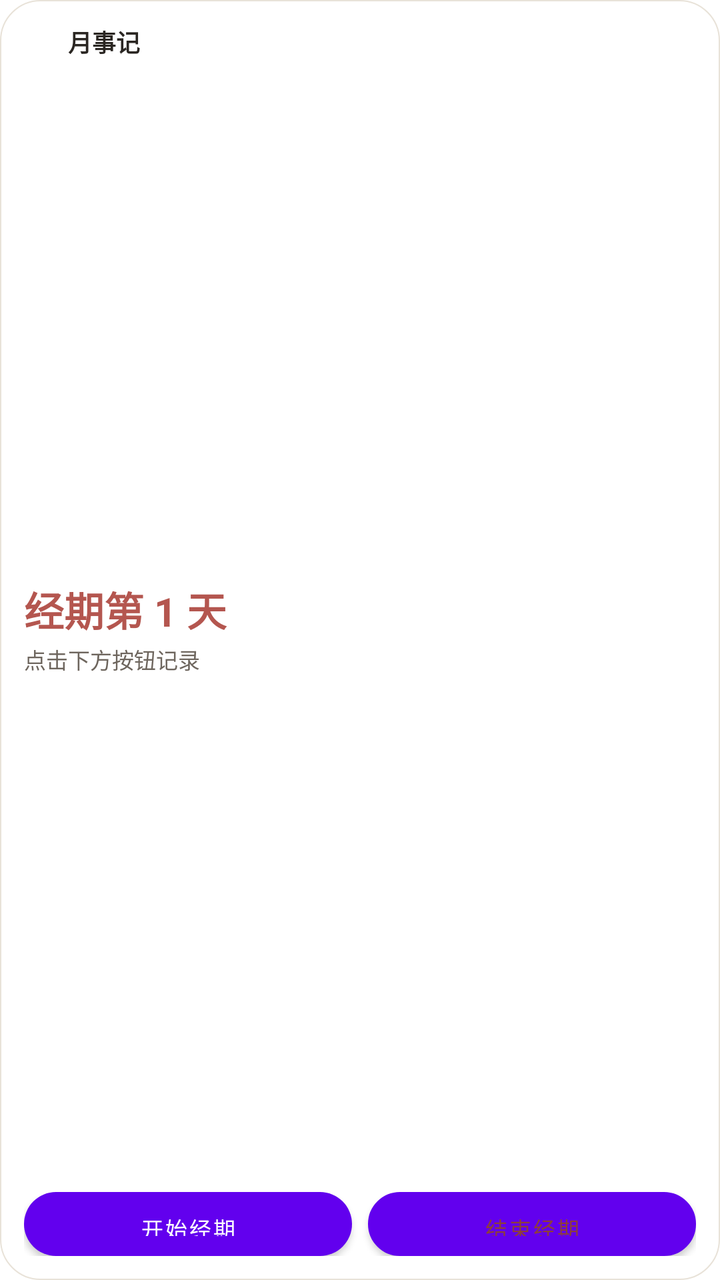
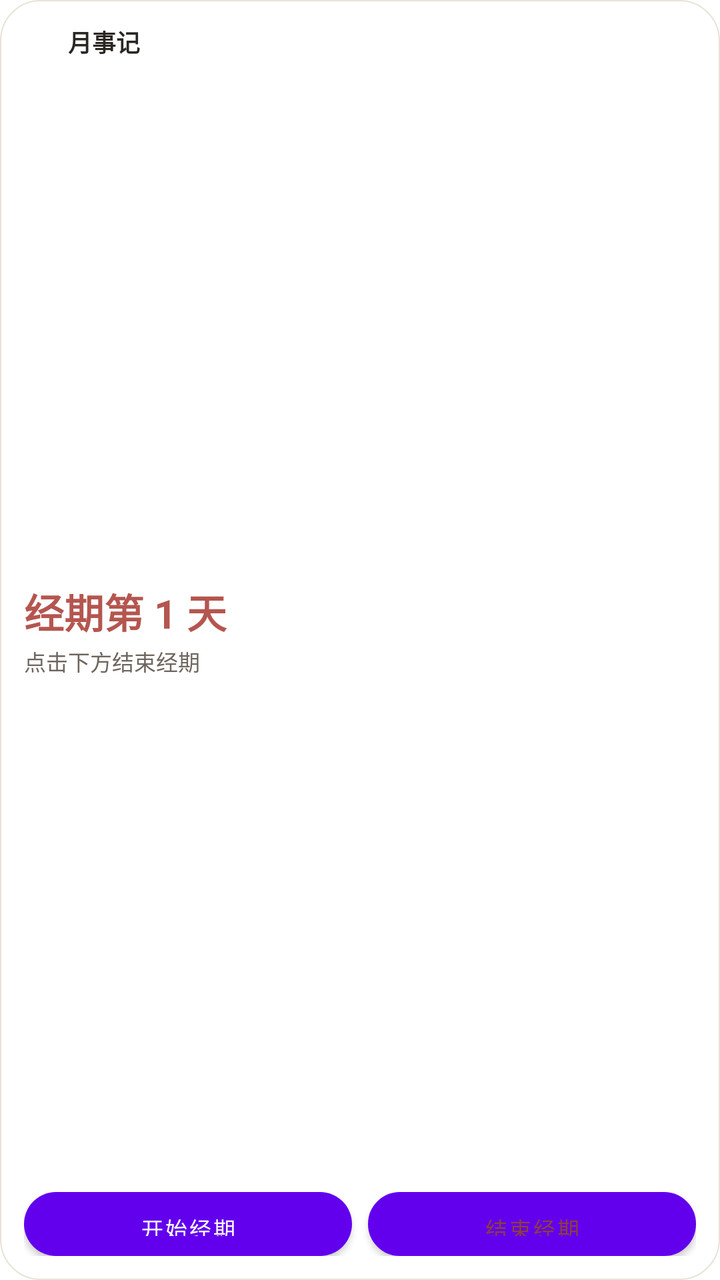

Compare the two renders of this Android layout. The source of the first and the diff that turns it into the second are given below.
<!-- AndroidManifest.xml: fallback theme Theme.MaterialComponents.DayNight.NoActionBar -->
<!-- res/layout/widget_period.xml -->
<?xml version="1.0" encoding="utf-8"?>
<LinearLayout xmlns:android="http://schemas.android.com/apk/res/android"
    android:id="@+id/widget_root"
    android:layout_width="match_parent"
    android:layout_height="match_parent"
    android:orientation="vertical"
    android:padding="12dp"
    android:background="@drawable/widget_background">

    
    <LinearLayout
        android:layout_width="match_parent"
        android:layout_height="wrap_content"
        android:orientation="horizontal"
        android:gravity="center_vertical"
        android:layout_marginBottom="6dp">

        <ImageView
            android:layout_width="16dp"
            android:layout_height="16dp"
            android:src="@mipmap/ic_launcher"
            android:contentDescription="@string/widget_title" />

        <TextView
            android:id="@+id/widget_title"
            android:layout_width="0dp"
            android:layout_height="wrap_content"
            android:layout_weight="1"
            android:layout_marginStart="6dp"
            android:text="@string/widget_title"
            android:textSize="12sp"
            android:textStyle="bold"
            android:textColor="#2A2622" />

    </LinearLayout>

    
    <LinearLayout
        android:layout_width="match_parent"
        android:layout_height="0dp"
        android:layout_weight="1"
        android:orientation="horizontal"
        android:gravity="center_vertical">

        
        <LinearLayout
            android:layout_width="0dp"
            android:layout_height="wrap_content"
            android:layout_weight="1"
            android:orientation="vertical">

            <TextView
                android:id="@+id/widget_status_text"
                android:layout_width="wrap_content"
                android:layout_height="wrap_content"
                android:text="经期第 1 天"
                android:textSize="20sp"
                android:textStyle="bold"
                android:textColor="#B4564F" />

            <TextView
                android:id="@+id/widget_sub_text"
                android:layout_width="wrap_content"
                android:layout_height="wrap_content"
                android:text="点击下方按钮记录"
                android:textSize="11sp"
                android:textColor="#6E665E"
                android:layout_marginTop="2dp" />

        </LinearLayout>

        
        <LinearLayout
            android:id="@+id/widget_flow_buttons"
            android:layout_width="wrap_content"
            android:layout_height="wrap_content"
            android:orientation="horizontal"
            android:visibility="gone">

            <ImageButton
                android:id="@+id/btn_flow_light"
                android:layout_width="28dp"
                android:layout_height="28dp"
                android:layout_margin="2dp"
                android:background="@drawable/widget_flow_btn_bg"
                android:src="@drawable/widget_flow_light"
                android:contentDescription="少"
                android:scaleType="centerInside" />

            <ImageButton
                android:id="@+id/btn_flow_normal"
                android:layout_width="28dp"
                android:layout_height="28dp"
                android:layout_margin="2dp"
                android:background="@drawable/widget_flow_btn_bg"
                android:src="@drawable/widget_flow_normal"
                android:contentDescription="中"
                android:scaleType="centerInside" />

            <ImageButton
                android:id="@+id/btn_flow_heavy"
                android:layout_width="28dp"
                android:layout_height="28dp"
                android:layout_margin="2dp"
                android:background="@drawable/widget_flow_btn_bg"
                android:src="@drawable/widget_flow_heavy"
                android:contentDescription="多"
                android:scaleType="centerInside" />

        </LinearLayout>

    </LinearLayout>

    
    <LinearLayout
        android:layout_width="match_parent"
        android:layout_height="wrap_content"
        android:orientation="horizontal"
        android:layout_marginTop="4dp">

        <Button
            android:id="@+id/btn_start"
            android:layout_width="0dp"
            android:layout_height="32dp"
            android:layout_weight="1"
            android:text="开始经期"
            android:textSize="11sp"
            android:textColor="#FFFFFF"
            android:background="@drawable/widget_btn_primary"
            android:layout_marginEnd="4dp" />

        <Button
            android:id="@+id/btn_end"
            android:layout_width="0dp"
            android:layout_height="32dp"
            android:layout_weight="1"
            android:text="结束经期"
            android:textSize="11sp"
            android:textColor="#8E3F3A"
            android:background="@drawable/widget_btn_secondary"
            android:layout_marginStart="4dp" />

    </LinearLayout>

</LinearLayout>
<!-- resources referenced by this layout -->
<resources>
  <!-- drawable widget_background (drawable) -->
  <?xml version="1.0" encoding="utf-8"?>
  <shape xmlns:android="http://schemas.android.com/apk/res/android"
      android:shape="rectangle">
      <solid android:color="#FFFFFF" />
      <corners android:radius="20dp" />
      <stroke android:width="0.5dp" android:color="#E8E2D8" />
  </shape>
  <!-- drawable widget_btn_primary (drawable) -->
  <?xml version="1.0" encoding="utf-8"?>
  <shape xmlns:android="http://schemas.android.com/apk/res/android"
      android:shape="rectangle">
      <solid android:color="#B4564F" />
      <corners android:radius="16dp" />
  </shape>
  <!-- drawable widget_btn_secondary (drawable) -->
  <?xml version="1.0" encoding="utf-8"?>
  <shape xmlns:android="http://schemas.android.com/apk/res/android"
      android:shape="rectangle">
      <solid android:color="#F3E7E3" />
      <corners android:radius="16dp" />
      <stroke android:width="1dp" android:color="#B4564F" />
  </shape>
  <!-- drawable widget_flow_btn_bg (drawable) -->
  <?xml version="1.0" encoding="utf-8"?>
  <shape xmlns:android="http://schemas.android.com/apk/res/android"
      android:shape="oval">
      <solid android:color="#F1EDE4" />
  </shape>
  <!-- drawable widget_flow_heavy (drawable) -->
  <?xml version="1.0" encoding="utf-8"?>
  <shape xmlns:android="http://schemas.android.com/apk/res/android"
      android:shape="oval">
      <solid android:color="#8E3F3A" />
      <size android:width="18dp" android:height="18dp" />
  </shape>
  <!-- drawable widget_flow_light (drawable) -->
  <?xml version="1.0" encoding="utf-8"?>
  <shape xmlns:android="http://schemas.android.com/apk/res/android"
      android:shape="oval">
      <solid android:color="#F0B4A8" />
      <size android:width="14dp" android:height="14dp" />
  </shape>
  <!-- drawable widget_flow_normal (drawable) -->
  <?xml version="1.0" encoding="utf-8"?>
  <shape xmlns:android="http://schemas.android.com/apk/res/android"
      android:shape="oval">
      <solid android:color="#D97065" />
      <size android:width="16dp" android:height="16dp" />
  </shape>
  <!-- mipmap ic_launcher (mipmap-anydpi-v26) -->
  <?xml version="1.0" encoding="utf-8"?>
  <adaptive-icon xmlns:android="http://schemas.android.com/apk/res/android">
    <background android:drawable="@color/ic_launcher_background"/>
    <foreground>
        <inset
            android:drawable="@drawable/ic_launcher_foreground"
            android:inset="16%" />
    </foreground>
  </adaptive-icon>
  <string name="widget_title">月事记</string>
  <color name="ic_launcher_background">#F3E7E3</color>
  <!-- drawable ic_launcher_foreground: png bitmap (drawable-hdpi, 27542 bytes) -->
</resources>

<!-- the commit's change to res/layout/widget_period.xml (unified diff, before → after) -->
@@ -62,52 +62,67 @@
                 android:id="@+id/widget_sub_text"
                 android:layout_width="wrap_content"
                 android:layout_height="wrap_content"
-                android:text="点击下方按钮记录"
+                android:text="点击下方结束经期"
                 android:textSize="11sp"
                 android:textColor="#6E665E"
                 android:layout_marginTop="2dp" />
 
         </LinearLayout>
 
-        
-        <LinearLayout
-            android:id="@+id/widget_flow_buttons"
-            android:layout_width="wrap_content"
-            android:layout_height="wrap_content"
-            android:orientation="horizontal"
-            android:visibility="gone">
+    </LinearLayout>
 
-            <ImageButton
-                android:id="@+id/btn_flow_light"
-                android:layout_width="28dp"
-                android:layout_height="28dp"
-                android:layout_margin="2dp"
-                android:background="@drawable/widget_flow_btn_bg"
-                android:src="@drawable/widget_flow_light"
-                android:contentDescription="少"
-                android:scaleType="centerInside" />
+    
+    <LinearLayout
+        android:id="@+id/widget_flow_buttons"
+        android:layout_width="match_parent"
+        android:layout_height="32dp"
+        android:orientation="horizontal"
+        android:visibility="gone"
+        android:layout_marginTop="2dp"
+        android:layout_marginBottom="4dp">
 
-            <ImageButton
-                android:id="@+id/btn_flow_normal"
-                android:layout_width="28dp"
-                android:layout_height="28dp"
-                android:layout_margin="2dp"
-                android:background="@drawable/widget_flow_btn_bg"
-                android:src="@drawable/widget_flow_normal"
-                android:contentDescription="中"
-                android:scaleType="centerInside" />
+        <Button
+            android:id="@+id/btn_flow_light"
+            android:layout_width="0dp"
+            android:layout_height="match_parent"
+            android:layout_weight="1"
+            android:text="少"
+            android:textSize="12sp"
+            android:textStyle="bold"
+            android:textColor="#6E665E"
+            android:background="@drawable/widget_flow_bg_unselected"
+            android:layout_marginEnd="3dp"
+            android:minWidth="0dp"
+            android:padding="0dp" />
 
-            <ImageButton
-                android:id="@+id/btn_flow_heavy"
-                android:layout_width="28dp"
-                android:layout_height="28dp"
-                android:layout_margin="2dp"
-                android:background="@drawable/widget_flow_btn_bg"
-                android:src="@drawable/widget_flow_heavy"
-                android:contentDescription="多"
-                android:scaleType="centerInside" />
+        <Button
+            android:id="@+id/btn_flow_normal"
+            android:layout_width="0dp"
+            android:layout_height="match_parent"
+            android:layout_weight="1"
+            android:text="中"
+            android:textSize="12sp"
+            android:textStyle="bold"
+            android:textColor="#6E665E"
+            android:background="@drawable/widget_flow_bg_unselected"
+            android:layout_marginStart="3dp"
+            android:layout_marginEnd="3dp"
+            android:minWidth="0dp"
+            android:padding="0dp" />
 
-        </LinearLayout>
+        <Button
+            android:id="@+id/btn_flow_heavy"
+            android:layout_width="0dp"
+            android:layout_height="match_parent"
+            android:layout_weight="1"
+            android:text="多"
+            android:textSize="12sp"
+            android:textStyle="bold"
+            android:textColor="#6E665E"
+            android:background="@drawable/widget_flow_bg_unselected"
+            android:layout_marginStart="3dp"
+            android:minWidth="0dp"
+            android:padding="0dp" />
 
     </LinearLayout>
 
@@ -116,7 +131,7 @@
         android:layout_width="match_parent"
         android:layout_height="wrap_content"
         android:orientation="horizontal"
-        android:layout_marginTop="4dp">
+        android:layout_marginTop="2dp">
 
         <Button
             android:id="@+id/btn_start"
<!-- resource entries referenced after the edit -->
@@ -23,32 +23,12 @@
       <corners android:radius="16dp" />
       <stroke android:width="1dp" android:color="#B4564F" />
   </shape>
-  <!-- drawable widget_flow_btn_bg (drawable) -->
+  <!-- drawable widget_flow_bg_unselected (drawable) -->
   <?xml version="1.0" encoding="utf-8"?>
   <shape xmlns:android="http://schemas.android.com/apk/res/android"
-      android:shape="oval">
+      android:shape="rectangle">
       <solid android:color="#F1EDE4" />
-  </shape>
-  <!-- drawable widget_flow_heavy (drawable) -->
-  <?xml version="1.0" encoding="utf-8"?>
-  <shape xmlns:android="http://schemas.android.com/apk/res/android"
-      android:shape="oval">
-      <solid android:color="#8E3F3A" />
-      <size android:width="18dp" android:height="18dp" />
-  </shape>
-  <!-- drawable widget_flow_light (drawable) -->
-  <?xml version="1.0" encoding="utf-8"?>
-  <shape xmlns:android="http://schemas.android.com/apk/res/android"
-      android:shape="oval">
-      <solid android:color="#F0B4A8" />
-      <size android:width="14dp" android:height="14dp" />
-  </shape>
-  <!-- drawable widget_flow_normal (drawable) -->
-  <?xml version="1.0" encoding="utf-8"?>
-  <shape xmlns:android="http://schemas.android.com/apk/res/android"
-      android:shape="oval">
-      <solid android:color="#D97065" />
-      <size android:width="16dp" android:height="16dp" />
+      <corners android:radius="16dp" />
   </shape>
   <!-- mipmap ic_launcher (mipmap-anydpi-v26) -->
   <?xml version="1.0" encoding="utf-8"?>
